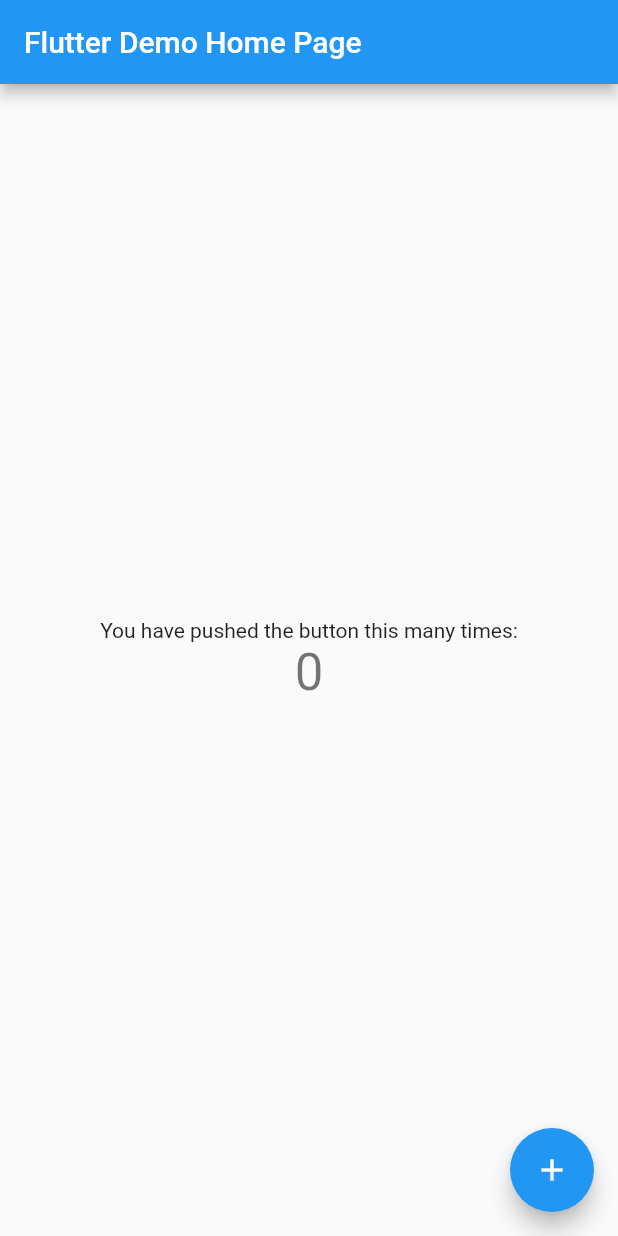
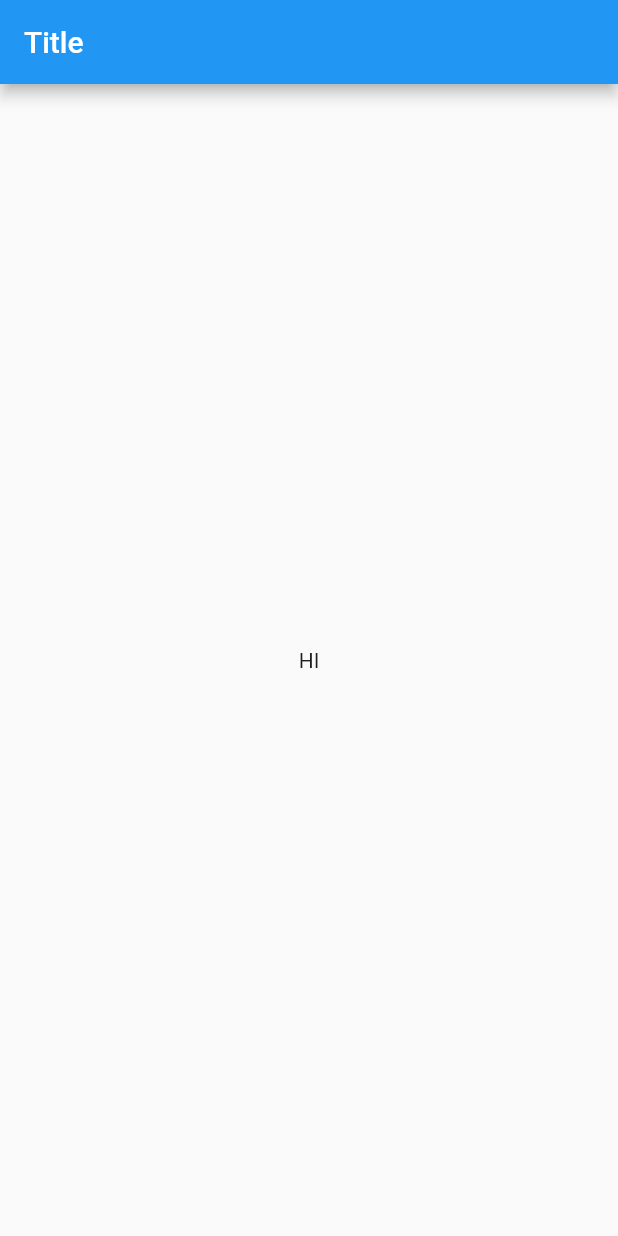
Before and after one commit to abhipatil1912/repo_viewer, a Flutter app: the screen it shows after launch, on a phone screen of 412 x 824 dp. Run offline on Flutter 3.47's test engine with Material 2 defaults, Android fonts, the phone set to English and light mode, and no system bars; our stand-ins replace dartz, dio, flutter_secure_storage, freezed_annotation, hooks_riverpod; missing offline and left inert: oauth2.

Commit message:
AppWidget created

```diff
--- /dev/null
+++ b/lib/core/presentation/app_widget.dart
@@ -0,0 +1,20 @@
+import 'package:flutter/material.dart';
+
+class AppWidget extends StatelessWidget {
+  const AppWidget({Key? key}) : super(key: key);
+
+  @override
+  Widget build(BuildContext context) {
+    return MaterialApp(
+      title: 'Repo Viewer',
+      home: Scaffold(
+        appBar: AppBar(
+          title: const Text('Title'),
+        ),
+        body: const Center(
+          child: Text("HI"),
+        ),
+      ),
+    );
+  }
+}
--- a/lib/main.dart
+++ b/lib/main.dart
@@ -1,115 +1,12 @@
 import 'package:flutter/material.dart';
+import 'package:hooks_riverpod/hooks_riverpod.dart';
+
+import 'core/presentation/app_widget.dart';
 
 void main() {
-  runApp(const MyApp());
+  runApp(
+    const ProviderScope(
+      child: AppWidget(),
+    ),
+  );
 }
-
-class MyApp extends StatelessWidget {
-  const MyApp({Key? key}) : super(key: key);
-
-  // This widget is the root of your application.
-  @override
-  Widget build(BuildContext context) {
-    return MaterialApp(
-      title: 'Flutter Demo',
-      theme: ThemeData(
-        // This is the theme of your application.
-        //
-        // Try running your application with "flutter run". You'll see the
-        // application has a blue toolbar. Then, without quitting the app, try
-        // changing the primarySwatch below to Colors.green and then invoke
-        // "hot reload" (press "r" in the console where you ran "flutter run",
-        // or simply save your changes to "hot reload" in a Flutter IDE).
-        // Notice that the counter didn't reset back to zero; the application
-        // is not restarted.
-        primarySwatch: Colors.blue,
-      ),
-      home: const MyHomePage(title: 'Flutter Demo Home Page'),
-    );
-  }
-}
-
-class MyHomePage extends StatefulWidget {
-  const MyHomePage({Key? key, required this.title}) : super(key: key);
-
-  // This widget is the home page of your application. It is stateful, meaning
-  // that it has a State object (defined below) that contains fields that affect
-  // how it looks.
-
-  // This class is the configuration for the state. It holds the values (in this
-  // case the title) provided by the parent (in this case the App widget) and
-  // used by the build method of the State. Fields in a Widget subclass are
-  // always marked "final".
-
-  final String title;
-
-  @override
-  State<MyHomePage> createState() => _MyHomePageState();
-}
-
-class _MyHomePageState extends State<MyHomePage> {
-  int _counter = 0;
-
-  void _incrementCounter() {
-    setState(() {
-      // This call to setState tells the Flutter framework that something has
-      // changed in this State, which causes it to rerun the build method below
-      // so that the display can reflect the updated values. If we changed
-      // _counter without calling setState(), then the build method would not be
-      // called again, and so nothing would appear to happen.
-      _counter++;
-    });
-  }
-
-  @override
-  Widget build(BuildContext context) {
-    // This method is rerun every time setState is called, for instance as done
-    // by the _incrementCounter method above.
-    //
-    // The Flutter framework has been optimized to make rerunning build methods
-    // fast, so that you can just rebuild anything that needs updating rather
-    // than having to individually change instances of widgets.
-    return Scaffold(
-      appBar: AppBar(
-        // Here we take the value from the MyHomePage object that was created by
-        // the App.build method, and use it to set our appbar title.
-        title: Text(widget.title),
-      ),
-      body: Center(
-        // Center is a layout widget. It takes a single child and positions it
-        // in the middle of the parent.
-        child: Column(
-          // Column is also a layout widget. It takes a list of children and
-          // arranges them vertically. By default, it sizes itself to fit its
-          // children horizontally, and tries to be as tall as its parent.
-          //
-          // Invoke "debug painting" (press "p" in the console, choose the
-          // "Toggle Debug Paint" action from the Flutter Inspector in Android
-          // Studio, or the "Toggle Debug Paint" command in Visual Studio Code)
-          // to see the wireframe for each widget.
-          //
-          // Column has various properties to control how it sizes itself and
-          // how it positions its children. Here we use mainAxisAlignment to
-          // center the children vertically; the main axis here is the vertical
-          // axis because Columns are vertical (the cross axis would be
-          // horizontal).
-          mainAxisAlignment: MainAxisAlignment.center,
-          children: <Widget>[
-            const Text(
-              'You have pushed the button this many times:',
-            ),
-            Text(
-              '$_counter',
-              style: Theme.of(context).textTheme.headline4,
-            ),
-          ],
-        ),
-      ),
-      floatingActionButton: FloatingActionButton(
-        onPressed: _incrementCounter,
-        tooltip: 'Increment',
-        child: const Icon(Icons.add),
-      ), // This trailing comma makes auto-formatting nicer for build methods.
-    );
-  }
-}
```
